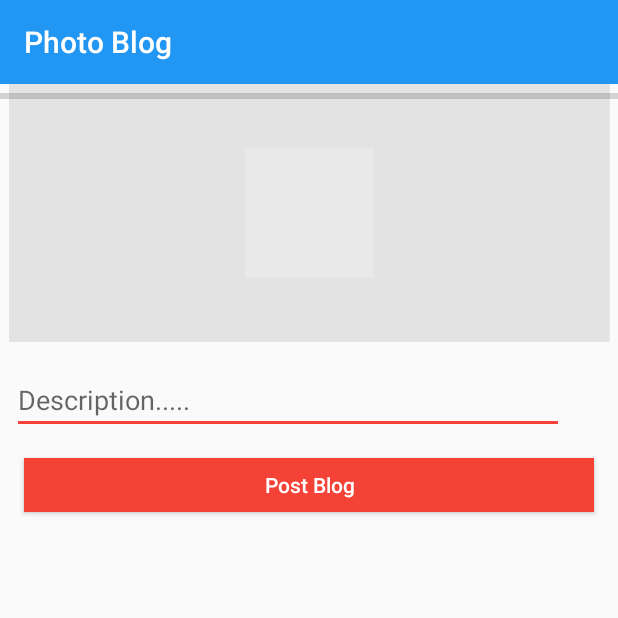
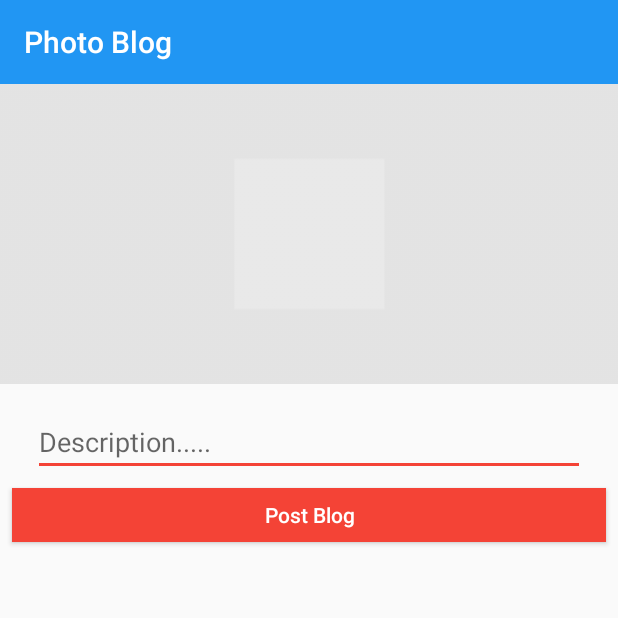
Before and after one commit to khadigahAlSAggaf/Blog, an Android app: the newPostActivity screen opened directly, with no data from a screen before it, on a phone screen of 412 x 824 dp, the top half of it. Run offline under Robolectric (Android 15) with nearby library versions, the phone set to English and light mode, and no system bars; our stand-ins replace Firebase (no records; nobody signed in at launch, a user with empty details on screens opened directly); libraries missing offline, so code that uses them is left out: com.theartofdev.edmodo.

Commit message:
Edit the image of adding new post & progressBar color

```diff
--- a/app/src/main/java/com/example/khadougal_saggaf/blogapp/newPostActivity.java
+++ b/app/src/main/java/com/example/khadougal_saggaf/blogapp/newPostActivity.java
@@ -64,7 +64,7 @@ public class newPostActivity extends AppCompatActivity {
 
         new_post_progressBar=findViewById(R.id.progressBar_new_post);
 
-        image_new_post=findViewById(R.id.image_new_post);
+        image_new_post=findViewById(R.id.new_post_image);
         editText_new_post_desc=findViewById(R.id.editText_newPost_desc);
         add_post_button=findViewById(R.id.button_addPost);
 
@@ -78,7 +78,7 @@ public class newPostActivity extends AppCompatActivity {
             public void onClick(View view) {
                 CropImage.activity()
                         .setGuidelines(CropImageView.Guidelines.ON)
-                        //.setAspectRatio(1,1)
+                        .setAspectRatio(1,1)
                         .setMinCropResultSize(512,512)
                         .start(newPostActivity.this);
             }
@@ -125,15 +125,12 @@ public class newPostActivity extends AppCompatActivity {
                         }
                     });
 
-
                 }
 
             }
         });
 
-
-
-    }
+    }//end onCreate
 
 
     /* storeFirestore store data into firestore database..
@@ -141,9 +138,8 @@ public class newPostActivity extends AppCompatActivity {
      * 1- Createing new collection -root- into fireStore DB
      * */
     private void storeFirestore(@NonNull Task<Uri> task, String newPost) {
+
         Uri downloadUri=task.getResult();
-
-
 
         Map<String, String> postMap = new HashMap<>();
         postMap.put("image_uri", downloadUri.toString());
@@ -155,8 +151,7 @@ public class newPostActivity extends AppCompatActivity {
             @Override
             public void onComplete(@NonNull Task<DocumentReference> task) {
                 if(task.isSuccessful()){
-
-                    Toast.makeText(newPostActivity.this,"Post Sccssfful",Toast.LENGTH_LONG).show();
+                    Toast.makeText(newPostActivity.this,"Post Added Successfully",Toast.LENGTH_LONG).show();
                     startActivity(new Intent(newPostActivity.this,MainActivity.class));
 
                 }else{
--- a/app/src/main/res/layout/activity_new_post.xml
+++ b/app/src/main/res/layout/activity_new_post.xml
@@ -31,19 +31,18 @@
         android:maxLines="125"
         android:singleLine="false"
         app:layout_constraintEnd_toEndOf="parent"
-        app:layout_constraintHorizontal_bias="0.0"
         app:layout_constraintStart_toStartOf="parent"
-        app:layout_constraintTop_toBottomOf="@+id/image_new_post" />
+        app:layout_constraintTop_toBottomOf="@+id/new_post_image" />
 
     <Button
         android:id="@+id/button_addPost"
         android:layout_width="0dp"
         android:layout_height="36dp"
-        android:layout_marginStart="16dp"
-        android:layout_marginLeft="16dp"
-        android:layout_marginTop="16dp"
-        android:layout_marginEnd="16dp"
-        android:layout_marginRight="16dp"
+        android:layout_marginStart="8dp"
+        android:layout_marginLeft="8dp"
+        android:layout_marginTop="8dp"
+        android:layout_marginEnd="8dp"
+        android:layout_marginRight="8dp"
         android:background="@color/colorAccent"
         android:text="@string/newPostButton"
         android:textAllCaps="false"
@@ -53,25 +52,30 @@
         app:layout_constraintStart_toStartOf="parent"
         app:layout_constraintTop_toBottomOf="@+id/editText_newPost_desc" />
 
+
+
     <ImageView
-        android:id="@+id/image_new_post"
-        android:layout_width="wrap_content"
-        android:layout_height="wrap_content"
+        android:id="@+id/new_post_image"
+        android:layout_width="0dp"
+        android:layout_height="200dp"
         android:scaleType="centerCrop"
         app:layout_constraintEnd_toEndOf="parent"
         app:layout_constraintStart_toStartOf="parent"
         app:layout_constraintTop_toBottomOf="@+id/newPost_toolBar"
         app:srcCompat="@drawable/avtarimage" />
 
+
     <ProgressBar
         android:id="@+id/progressBar_new_post"
         style="?android:attr/progressBarStyleHorizontal"
-        android:layout_width="0dp"
-        android:layout_height="wrap_content"
+        android:layout_width="match_parent"
+        android:layout_height="0dp"
+        android:layout_marginTop="8dp"
+        android:indeterminate="true"
+        android:visibility="invisible"
         app:layout_constraintEnd_toEndOf="parent"
         app:layout_constraintStart_toStartOf="parent"
-        app:layout_constraintTop_toTopOf="@+id/image_new_post"
-        tools:visibility="invisible" />
+        app:layout_constraintTop_toTopOf="@+id/new_post_image" />
 
 
 </androidx.constraintlayout.widget.ConstraintLayout>
```
